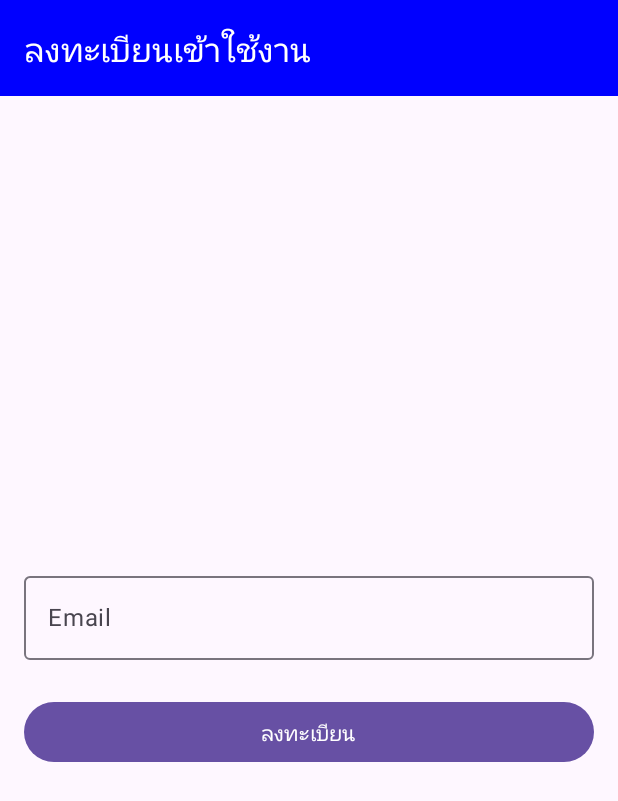
After one commit to pondforwork/market_frontend, an Android app built with Jetpack Compose: the RegisterActivity screen opened directly, with no data from a screen before it, on a phone screen of 412 x 824 dp. The commit adds this screen. Shown: the top 801 px of the screen. Run offline under Robolectric (Android 15) with nearby library versions, the phone set to English and light mode, and no system bars.

Commit message:
เพิ่มหน้า Register

```diff
--- a/app/build.gradle.kts
+++ b/app/build.gradle.kts
@@ -51,6 +51,7 @@ dependencies {
     implementation(libs.material)
     implementation(libs.androidx.activity)
     implementation(libs.androidx.constraintlayout)
+    implementation(libs.androidx.espresso.core)
     testImplementation(libs.junit)
     androidTestImplementation(libs.androidx.junit)
     androidTestImplementation(libs.androidx.espresso.core)
--- a/app/src/main/AndroidManifest.xml
+++ b/app/src/main/AndroidManifest.xml
@@ -16,6 +16,9 @@
         android:theme="@style/Theme.MarketBooking"
         tools:targetApi="31">
         <activity
+            android:name=".view.register.RegisterActivity"
+            android:exported="false" />
+        <activity
             android:name=".view.RegularBookingActivity"
             android:exported="false" />
         <activity
--- /dev/null
+++ b/app/src/main/java/com/example/marketbooking/model/BookingCategory.kt
@@ -0,0 +1,6 @@
+package com.example.marketbooking.model
+
+enum class BookingCategory(val id: Int, val categoryName: String) {
+    REGULAR(1, "ประจำ"),
+    OCCASIONAL(2, "ขาจร")
+}
--- /dev/null
+++ b/app/src/main/java/com/example/marketbooking/view/register/RegisterActivity.kt
@@ -0,0 +1,141 @@
+package com.example.marketbooking.view.register
+
+import android.os.Bundle
+import androidx.activity.compose.setContent
+import androidx.appcompat.app.AppCompatActivity
+import androidx.compose.foundation.layout.Box
+import androidx.compose.foundation.layout.Column
+import androidx.compose.foundation.layout.Spacer
+import androidx.compose.foundation.layout.fillMaxSize
+import androidx.compose.foundation.layout.fillMaxWidth
+import androidx.compose.foundation.layout.height
+import androidx.compose.foundation.layout.padding
+import androidx.compose.material.icons.Icons
+import androidx.compose.material3.Button
+import androidx.compose.material3.ExperimentalMaterial3Api
+import androidx.compose.material3.Icon
+import androidx.compose.material3.IconButton
+import androidx.compose.material3.OutlinedTextField
+import androidx.compose.material3.Scaffold
+import androidx.compose.material3.Text
+import androidx.compose.material3.TopAppBar
+import androidx.compose.material3.TopAppBarDefaults
+import androidx.compose.runtime.MutableState
+import androidx.compose.runtime.mutableStateOf
+import androidx.compose.runtime.remember
+import androidx.compose.ui.Alignment
+import androidx.compose.ui.Modifier
+import androidx.compose.ui.graphics.Color
+import androidx.compose.ui.unit.dp
+
+
+@OptIn(ExperimentalMaterial3Api::class)
+class RegisterActivity : AppCompatActivity() {
+    private lateinit var email: MutableState<String>
+    private lateinit var password: MutableState<String>
+    private lateinit var shopName: MutableState<String>
+    private lateinit var firstName: MutableState<String>
+    private lateinit var lastName: MutableState<String>
+    private lateinit var passwordVisible: MutableState<Boolean>
+
+    override fun onCreate(savedInstanceState: Bundle?) {
+        super.onCreate(savedInstanceState)
+
+        setContent {
+            email = remember { mutableStateOf("") }
+            password = remember { mutableStateOf("") }
+            shopName = remember { mutableStateOf("") }
+            firstName = remember { mutableStateOf("") }
+            lastName = remember { mutableStateOf("") }
+            passwordVisible = remember { mutableStateOf(false) }
+
+            Scaffold(
+                topBar = {
+                    TopAppBar(
+                        colors = TopAppBarDefaults.topAppBarColors(
+                            containerColor = Color.Blue,
+                            titleContentColor = Color.White
+                        ),
+                        title = {
+                            Text("ลงทะเบียนเข้าใช้งาน")
+                        }
+                    )
+                }, content = { paddingValues ->
+                    Box (
+                        modifier = Modifier
+                            .fillMaxSize()
+                            .padding(paddingValues),
+                        contentAlignment = Alignment.Center
+                    ) {
+                        Column(
+                            modifier = Modifier
+                                .fillMaxWidth()
+                                .padding(16.dp),
+                            horizontalAlignment = Alignment.CenterHorizontally
+                        ) {
+
+
+                            OutlinedTextField(
+                                value = email.value,  // Changed: access value property
+                                onValueChange = { email.value = it },  // Changed: set value property
+                                label = { Text("Email") },
+                                modifier = Modifier.fillMaxWidth()
+                            )
+
+                            Spacer(modifier = Modifier.height(8.dp))
+//                            OutlinedTextField(
+//                                value = password.value,
+//                                onValueChange = { password.value = it },
+//                                label = { Text("Password") },
+//                                modifier = Modifier.fillMaxWidth(),
+//                                visualTransformation = if (passwordVisible) VisualTransformation.None else PasswordVisualTransformation(),
+//                                trailingIcon = {
+//                                    val image = if (passwordVisible)
+//                                        Icons.Filled.Visibility
+//                                    else Icons.Filled.VisibilityOff
+//
+//                                    IconButton(onClick = {
+//                                        passwordVisible = !passwordVisible
+//                                    }) {
+//                                        Icon(imageVector = image, "")
+//                                    }
+//                                }
+//                            )
+//                            Spacer(modifier = Modifier.height(8.dp))
+//                            OutlinedTextField(
+//                                value = shopName,
+//                                onValueChange = { shopName = it },
+//                                label = { Text("ชื่อร้าน") },
+//                                modifier = Modifier.fillMaxWidth()
+//                            )
+//                            Spacer(modifier = Modifier.height(8.dp))
+//                            OutlinedTextField(
+//                                value = firstName,
+//                                onValueChange = { firstName = it },
+//                                label = { Text("ชื่อ") },
+//                                modifier = Modifier.fillMaxWidth()
+//                            )
+//                            Spacer(modifier = Modifier.height(8.dp))
+//                            OutlinedTextField(
+//                                value = lastName,
+//                                onValueChange = { lastName = it },
+//                                label = { Text("สกุล") },
+//                                modifier = Modifier.fillMaxWidth()
+//                            )
+                            Spacer(modifier = Modifier.height(16.dp))
+                            Button(
+                                onClick = { /* Handle registration logic */ },
+                                modifier = Modifier.fillMaxWidth()
+                            ) {
+                                Text("ลงทะเบียน")
+                            }
+                        }
+                    }
+
+                }
+            )
+
+        }
+
+    }
+}
```
Also changed, not shown: app/src/main/java/com/example/marketbooking/MainActivity.kt (+24 -13 lines), app/src/main/java/com/example/marketbooking/model/StallBookingRequest.kt (added, +15 -0 lines).
